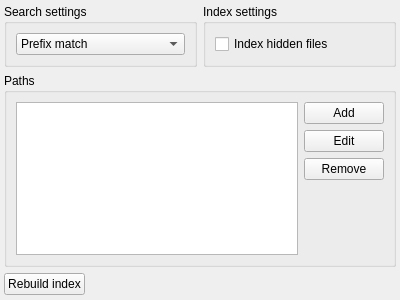
Qt form src/services/fileindex/fileindexwidget.ui (albertlauncher/albert) before a commit.
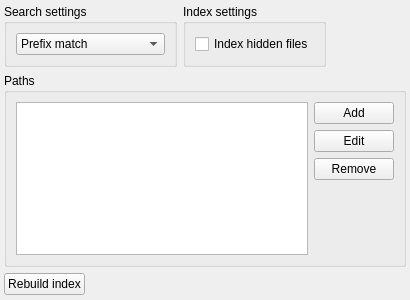
The same form after that commit.

```diff
--- a/src/services/fileindex/fileindexwidget.ui
+++ b/src/services/fileindex/fileindexwidget.ui
@@ -6,7 +6,7 @@
    <rect>
     <x>0</x>
     <y>0</y>
-    <width>400</width>
+    <width>410</width>
     <height>300</height>
    </rect>
   </property>
@@ -69,6 +69,19 @@
        </layout>
       </widget>
      </item>
+     <item>
+      <spacer name="horizontalSpacer">
+       <property name="orientation">
+        <enum>Qt::Horizontal</enum>
+       </property>
+       <property name="sizeHint" stdset="0">
+        <size>
+         <width>40</width>
+         <height>20</height>
+        </size>
+       </property>
+      </spacer>
+     </item>
     </layout>
    </item>
    <item>
```
